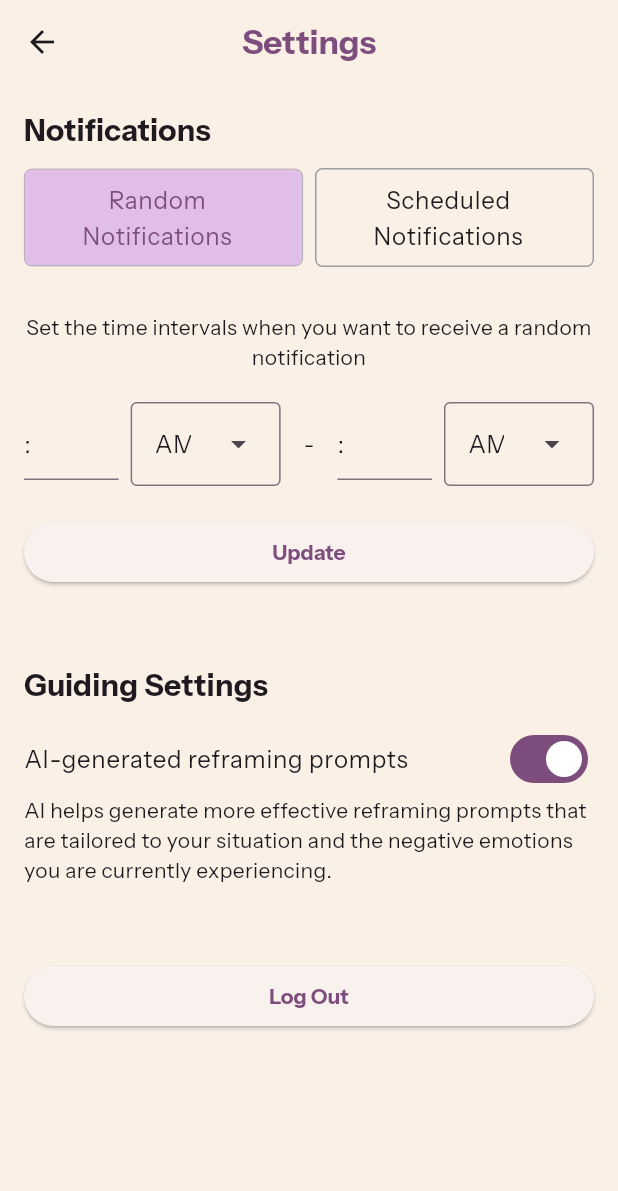
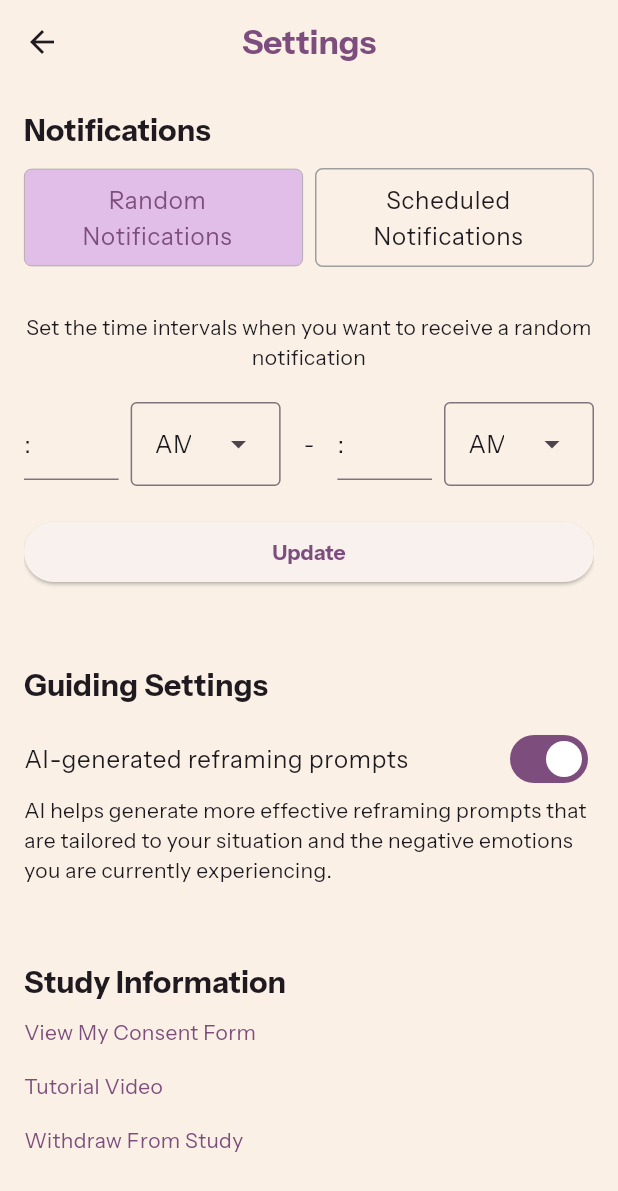
Before and after one commit to charlottejacques3/gratitude_app, a Flutter app: the SettingsPage screen opened directly, on a phone screen of 412 x 824 dp. Shown: the top 1191 px of the screen. Run offline on Flutter 3.47's test engine with Material 3 defaults, Android fonts, the light colour scheme and no system bars; our stand-ins replace firebase_auth, firebase_core, firebase_database, firebase_messaging, firebase_storage, firebase_vertexai and 9 more; missing offline and left inert: android_alarm_manager_plus, photo_manager; accounts and stored records are empty; network calls fail.

Commit message:
started adding study information to the settings page

```diff
--- a/lib/settings_page.dart
+++ b/lib/settings_page.dart
@@ -271,17 +271,122 @@
               ),
               Text('AI helps generate more effective reframing prompts that are tailored to your situation and the negative emotions you are currently experiencing.'),
 
+              //study information
+              SizedBox(height: 50,),
+              Text('Study Information',
+                style: Theme.of(context).textTheme.titleMedium!.copyWith(
+                  fontSize: 20,
+                  fontWeight: FontWeight.bold
+                ),
+              ),
+              InfoButton(
+                text: 'View My Consent Form',
+                action: () {}
+              ),
+              InfoButton(
+                text: 'Tutorial Video',
+                action: () {}
+              ),
+
+              //opt out of study
+              InfoButton(
+                text: 'Withdraw From Study',
+                action: () => showDialog(
+                  context: context,
+                  builder: (BuildContext context) => Dialog(
+                    child: Padding(
+                      padding: EdgeInsets.all(15),
+                      child: Column(
+                        mainAxisSize: MainAxisSize.min,
+                        children: [
+                          Text('Are you sure you would like to withdraw from the study?',
+                            style: Theme.of(context).textTheme.bodyLarge!.copyWith(
+                              fontWeight: FontWeight.bold,
+                            ),
+                            textAlign: TextAlign.center,
+                          ),
+                          SizedBox(height: 10,),
+                          Text('If you choose to withdraw from the study, your data will be deleted and you will no longer be able to use the app.',
+                            textAlign: TextAlign.center,
+                          ),
+                          Row(
+                            children: [
+                              Expanded(
+                                child: Padding(
+                                  padding: const EdgeInsets.all(8.0),
+                                  child: ElevatedButton(
+                                    onPressed: () => Navigator.pop(context),
+                                    child: Text('No, go back',
+                                      textAlign: TextAlign.center,
+                                    )
+                                  ),
+                                ),
+                              ),
+
+                              //confirm opt out
+                              Expanded(
+                                child: Padding(
+                                  padding: const EdgeInsets.all(8.0),
+                                  child: ElevatedButton(
+                                    style: Theme.of(context).elevatedButtonTheme.style!.copyWith(
+                                      backgroundColor: WidgetStatePropertyAll<Color>(Color.fromARGB(255, 209, 108, 103)),
+                                    ),
+                                    onPressed: () {
+
+                                    },
+                                    child: Text('Yes, withdraw',
+                                      style: TextStyle(
+                                        color: Colors.white
+                                      ),
+                                      textAlign: TextAlign.center,
+                                    )
+                                  ),
+                                ),
+                              )
+                            ],
+                          )
+                        ],
+                      ),
+                    )
+                  )
+                )
+              ),
+
+
               //log out
               SizedBox(height: 50,),
               ElevatedButton(
-              onPressed: () async {
-                await AuthService().signout(context: context);
-              },
-              child: Text('Log Out')
-            ),
+                onPressed: () async {
+                  await AuthService().signout(context: context);
+                },
+                child: Text('Log Out')
+              ),
             ],
           ),
         )
+      );
+    }
+  }
+
+
+  //study info buttons
+  class InfoButton extends StatelessWidget {
+    const InfoButton({super.key, required this.text, required this.action});
+    final String text;
+    final Function action;
+
+    @override
+    Widget build(BuildContext context) {
+      return InkWell(
+        child: Padding(
+          padding: const EdgeInsets.symmetric(vertical: 8.0),
+          child: Text(text,
+            style: TextStyle(
+              color: Theme.of(context).colorScheme.primary
+            ),
+          ),
+        ),
+        onTap: () => action(),
       );
     }
   }
```
Also changed, not shown: lib/authentication/auth_service.dart (+6 -12 lines), 4 other files.
